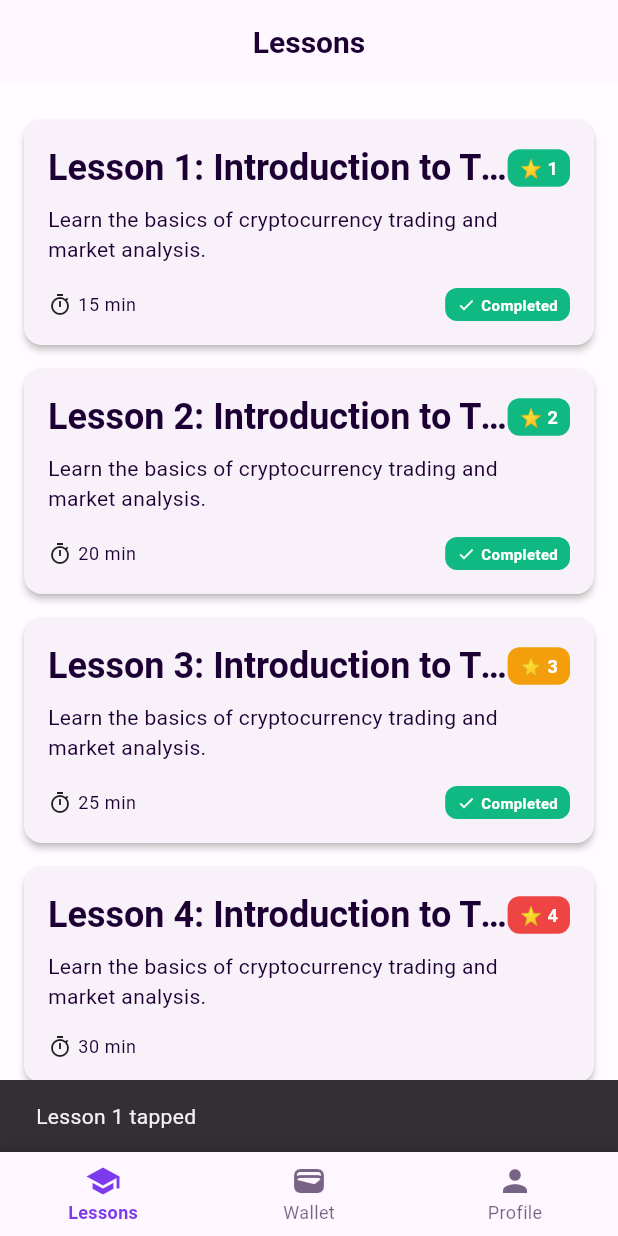
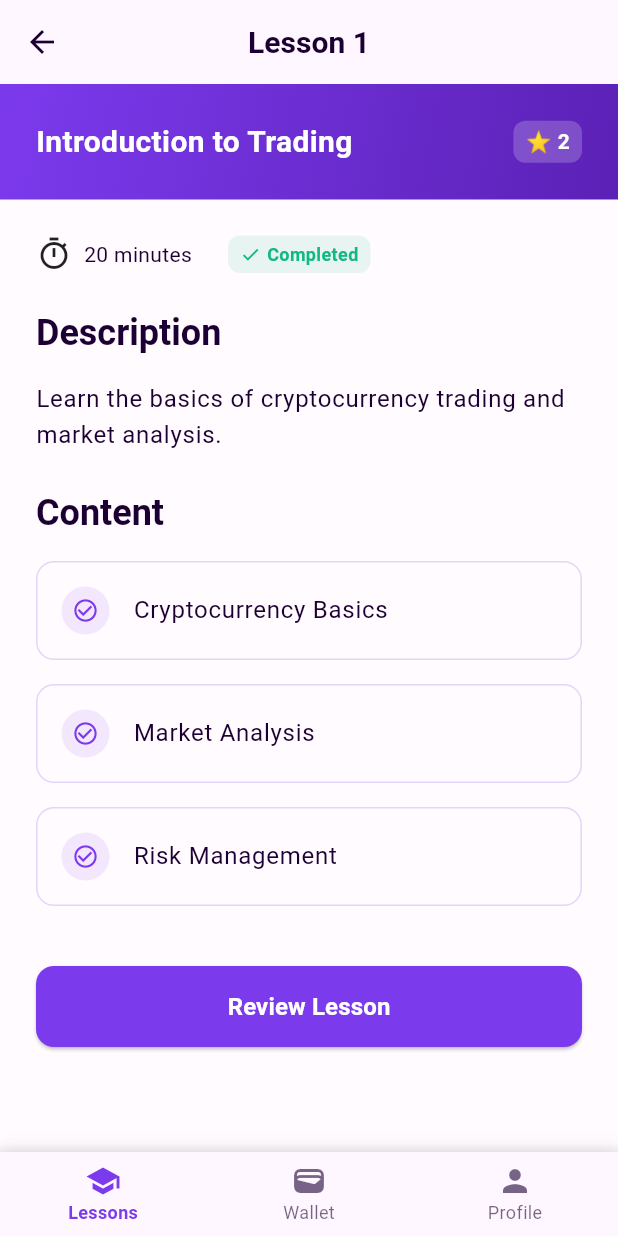
Before and after one commit to teasec4/crypto-lessons-practice-app, a Flutter app: the screen it shows after launch, after a tap on an icon or button, on a phone screen of 412 x 824 dp. Run offline on Flutter 3.47's test engine with Material 3 defaults, Android fonts, the phone set to English and light mode, and no system bars; our stand-ins replace go_router.

Commit message:
detail view for lesson

```diff
--- a/lib/core/routing/app_router.dart
+++ b/lib/core/routing/app_router.dart
@@ -1,11 +1,13 @@
 import 'package:go_router/go_router.dart';
 import 'package:crypto_trading_lessons/features/lessons/presentation/screens/lessons_screen.dart';
+import 'package:crypto_trading_lessons/features/lessons/presentation/screens/lesson_detail_screen.dart';
 import 'package:crypto_trading_lessons/features/wallet/presentation/screens/wallet_screen.dart';
 import 'package:crypto_trading_lessons/features/profile/presentation/screens/profile_screen.dart';
 import 'package:crypto_trading_lessons/core/widgets/main_shell.dart';
 
 final class AppRouter {
   static const String lessonsRoute = '/lessons';
+  static const String lessonDetailRoute = '/lessons/:id';
   static const String walletRoute = '/wallet';
   static const String profileRoute = '/profile';
 
@@ -23,6 +25,16 @@ final class AppRouter {
             pageBuilder: (context, state) => NoTransitionPage(
               child: const LessonsScreen(),
             ),
+            routes: [
+              GoRoute(
+                path: ':id',
+                name: 'lessonDetail',
+                builder: (context, state) {
+                  final lessonId = int.parse(state.pathParameters['id'] ?? '0');
+                  return LessonDetailScreen(lessonId: lessonId);
+                },
+              ),
+            ],
           ),
           GoRoute(
             path: walletRoute,
--- /dev/null
+++ b/lib/features/lessons/presentation/screens/lesson_detail_screen.dart
@@ -0,0 +1,263 @@
+import 'package:flutter/material.dart';
+import 'package:go_router/go_router.dart';
+import 'package:crypto_trading_lessons/core/constants/index.dart';
+import 'package:crypto_trading_lessons/features/lessons/domain/entities/lesson.dart';
+
+class LessonDetailScreen extends StatefulWidget {
+  final int lessonId;
+
+  const LessonDetailScreen({
+    super.key,
+    required this.lessonId,
+  });
+
+  @override
+  State<LessonDetailScreen> createState() => _LessonDetailScreenState();
+}
+
+class _LessonDetailScreenState extends State<LessonDetailScreen> {
+  bool isCompleted = false;
+
+  @override
+  Widget build(BuildContext context) {
+    // Mock lesson data - в реальном приложении будет загружаться по ID
+    final lesson = Lesson(
+      id: widget.lessonId,
+      title: 'Introduction to Trading',
+      description: 'Learn the basics of cryptocurrency trading and market analysis.',
+      duration: 15 + (widget.lessonId * 5),
+      difficulty: (widget.lessonId % 5) + 1,
+      isCompleted: widget.lessonId < 3,
+    );
+
+    return Scaffold(
+      appBar: AppBar(
+        title: Text('Lesson ${lesson.id}'),
+        elevation: 0,
+        leading: IconButton(
+          icon: const Icon(Icons.arrow_back),
+          onPressed: () => context.pop(),
+        ),
+      ),
+      body: CustomScrollView(
+        slivers: [
+          // Hero section
+          SliverToBoxAdapter(
+            child: Container(
+              decoration: BoxDecoration(
+                gradient: const LinearGradient(
+                  begin: Alignment.topLeft,
+                  end: Alignment.bottomRight,
+                  colors: [AppColors.primary, AppColors.primaryDark],
+                ),
+              ),
+              child: Padding(
+                padding: const EdgeInsets.all(AppConstants.paddingLarge),
+                child: Row(
+                  mainAxisAlignment: MainAxisAlignment.spaceBetween,
+                  crossAxisAlignment: CrossAxisAlignment.center,
+                  children: [
+                    Expanded(
+                      child: Text(
+                        lesson.title,
+                        style: const TextStyle(
+                          fontSize: 20,
+                          fontWeight: FontWeight.w700,
+                          color: Colors.white,
+                        ),
+                      ),
+                    ),
+                    const SizedBox(width: AppConstants.paddingMedium),
+                    Container(
+                      padding: const EdgeInsets.symmetric(
+                        horizontal: AppConstants.paddingSmall,
+                        vertical: 4,
+                      ),
+                      decoration: BoxDecoration(
+                        color: Colors.white.withOpacity(0.2),
+                        borderRadius: BorderRadius.circular(
+                          AppConstants.radiusSmall,
+                        ),
+                      ),
+                      child: Text(
+                        '⭐ ${lesson.difficulty}',
+                        style: const TextStyle(
+                          color: Colors.white,
+                          fontWeight: FontWeight.w600,
+                        ),
+                      ),
+                    ),
+                  ],
+                ),
+              ),
+            ),
+          ),
+
+          // Content
+          SliverToBoxAdapter(
+            child: Padding(
+              padding: const EdgeInsets.all(AppConstants.paddingLarge),
+              child: Column(
+                crossAxisAlignment: CrossAxisAlignment.start,
+                children: [
+                  // Lesson info
+                  Row(
+                    children: [
+                      const Icon(Icons.timer_outlined),
+                      const SizedBox(width: 8),
+                      Text('${lesson.duration} minutes'),
+                      const SizedBox(width: AppConstants.paddingLarge),
+                      if (lesson.isCompleted)
+                        Container(
+                          padding: const EdgeInsets.symmetric(
+                            horizontal: AppConstants.paddingSmall,
+                            vertical: 4,
+                          ),
+                          decoration: BoxDecoration(
+                            color: AppColors.success.withOpacity(0.1),
+                            borderRadius: BorderRadius.circular(
+                              AppConstants.radiusSmall,
+                            ),
+                          ),
+                          child: Row(
+                            children: [
+                              const Icon(
+                                Icons.check,
+                                size: 14,
+                                color: AppColors.success,
+                              ),
+                              const SizedBox(width: 4),
+                              Text(
+                                'Completed',
+                                style: TextStyle(
+                                  color: AppColors.success,
+                                  fontWeight: FontWeight.w600,
+                                  fontSize: 12,
+                                ),
+                              ),
+                            ],
+                          ),
+                        ),
+                    ],
+                  ),
+                  const SizedBox(height: AppConstants.paddingLarge),
+
+                  // Description
+                  Text(
+                    'Description',
+                    style: Theme.of(context).textTheme.headlineSmall,
+                  ),
+                  const SizedBox(height: AppConstants.paddingMedium),
+                  Text(
+                    lesson.description,
+                    style: Theme.of(context).textTheme.bodyLarge,
+                  ),
+                  const SizedBox(height: AppConstants.paddingLarge),
+
+                  // Content sections
+                  Text(
+                    'Content',
+                    style: Theme.of(context).textTheme.headlineSmall,
+                  ),
+                  const SizedBox(height: AppConstants.paddingMedium),
+                  ..._buildContentSections(context),
+
+                  const SizedBox(height: AppConstants.paddingLarge),
+                  // Start button
+                  SizedBox(
+                    width: double.infinity,
+                    height: 54,
+                    child: ElevatedButton(
+                      style: ElevatedButton.styleFrom(
+                        backgroundColor: AppColors.primary,
+                        shape: RoundedRectangleBorder(
+                          borderRadius: BorderRadius.circular(
+                            AppConstants.radiusMedium,
+                          ),
+                        ),
+                      ),
+                      onPressed: () {
+                        setState(() {
+                          isCompleted = true;
+                        });
+                        ScaffoldMessenger.of(context).showSnackBar(
+                          SnackBar(
+                            content: Text(
+                              'Lesson ${lesson.id} completed! 🎉',
+                            ),
+                          ),
+                        );
+                      },
+                      child: Text(
+                        lesson.isCompleted ? 'Review Lesson' : 'Start Lesson',
+                        style: const TextStyle(
+                          fontSize: 16,
+                          fontWeight: FontWeight.w600,
+                          color: Colors.white,
+                        ),
+                      ),
+                    ),
+                  ),
+                  const SizedBox(height: AppConstants.paddingLarge),
+                ],
+              ),
+            ),
+          ),
+        ],
+      ),
+    );
+  }
+
+  List<Widget> _buildContentSections(BuildContext context) {
+    final sections = [
+      'Cryptocurrency Basics',
+      'Market Analysis',
+      'Risk Management',
+    ];
+
+    return sections
+        .map(
+          (section) => Padding(
+            padding: const EdgeInsets.only(
+              bottom: AppConstants.paddingMedium,
+            ),
+            child: Container(
+              padding: const EdgeInsets.all(AppConstants.paddingMedium),
+              decoration: BoxDecoration(
+                border: Border.all(
+                  color: AppColors.primary.withOpacity(0.2),
+                ),
+                borderRadius: BorderRadius.circular(AppConstants.radiusMedium),
+              ),
+              child: Row(
+                children: [
+                  Container(
+                    width: 32,
+                    height: 32,
+                    decoration: BoxDecoration(
+                      shape: BoxShape.circle,
+                      color: AppColors.primary.withOpacity(0.1),
+                    ),
+                    child: const Center(
+                      child: Icon(
+                        Icons.check_circle_outline,
+                        size: 18,
+                        color: AppColors.primary,
+                      ),
+                    ),
+                  ),
+                  const SizedBox(width: AppConstants.paddingMedium),
+                  Expanded(
+                    child: Text(
+                      section,
+                      style: Theme.of(context).textTheme.bodyLarge,
+                    ),
+                  ),
+                ],
+              ),
+            ),
+          ),
+        )
+        .toList();
+  }
+}
--- a/lib/features/lessons/presentation/screens/lessons_screen.dart
+++ b/lib/features/lessons/presentation/screens/lessons_screen.dart
@@ -1,4 +1,5 @@
 import 'package:flutter/material.dart';
+import 'package:go_router/go_router.dart';
 import 'package:crypto_trading_lessons/features/lessons/domain/entities/lesson.dart';
 import 'package:crypto_trading_lessons/features/lessons/presentation/widgets/lesson_tile.dart';
 import 'package:crypto_trading_lessons/core/constants/index.dart';
@@ -36,12 +37,7 @@ class LessonsScreen extends StatelessWidget {
           return LessonTile(
             lesson: lessons[index],
             onTap: () {
-              // TODO: Navigate to lesson detail
-              ScaffoldMessenger.of(context).showSnackBar(
-                SnackBar(
-                  content: Text('Lesson ${lessons[index].id} tapped'),
-                ),
-              );
+              context.go('/lessons/${lessons[index].id}');
             },
           );
         },
--- a/lib/features/lessons/presentation/widgets/lesson_tile.dart
+++ b/lib/features/lessons/presentation/widgets/lesson_tile.dart
@@ -1,4 +1,5 @@
 import 'package:flutter/material.dart';
+import 'package:go_router/go_router.dart';
 import 'package:crypto_trading_lessons/core/constants/index.dart';
 import 'package:crypto_trading_lessons/features/lessons/domain/entities/lesson.dart';
 
```
